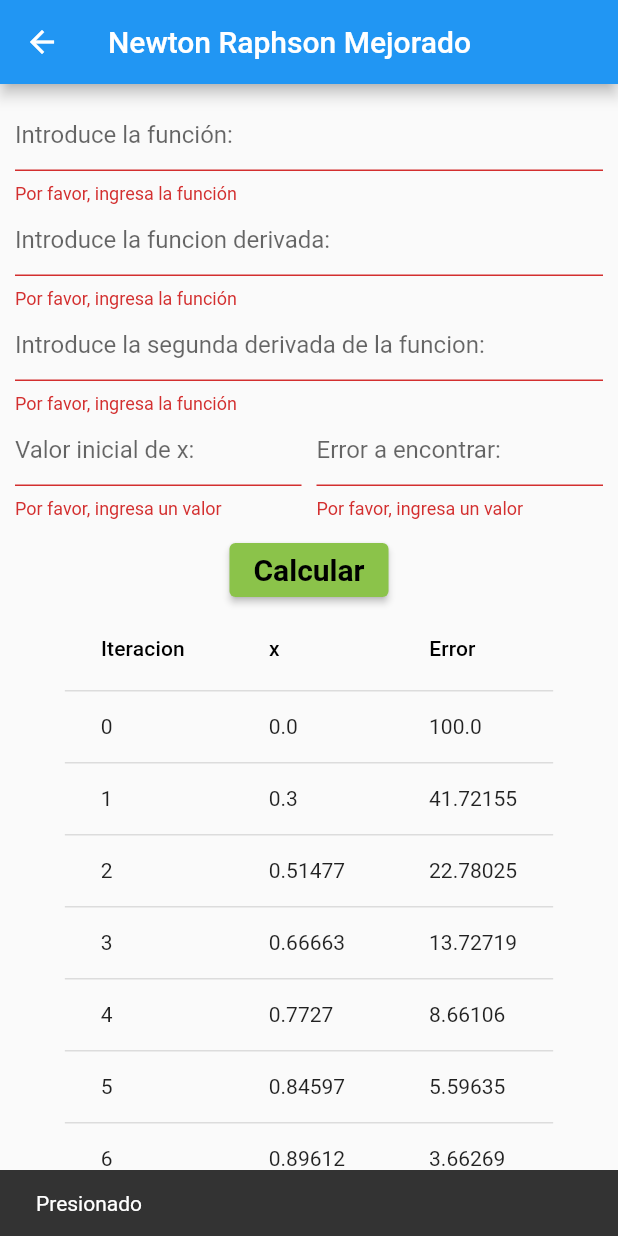
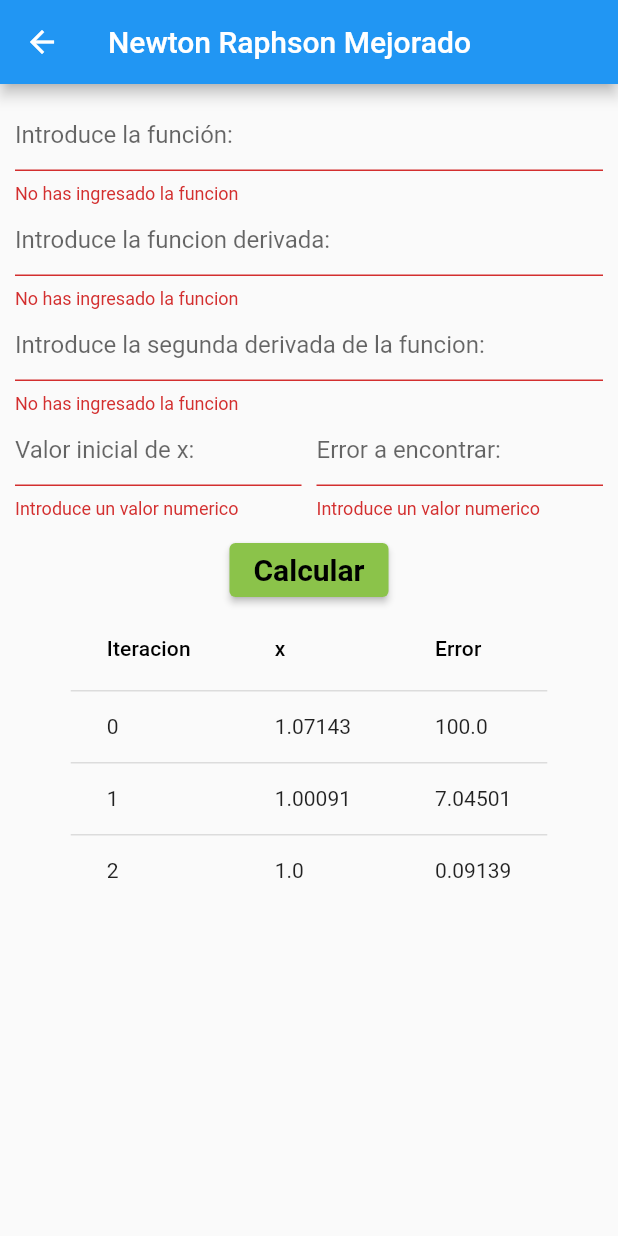
Before and after one commit to SPLSaul/metodos, a Flutter app: the NewtonRaphsonMejorado screen opened directly, after a tap on "Calcular", on a phone screen of 412 x 824 dp. Run offline on Flutter 3.47's test engine with Material 2 defaults, Android fonts, the phone set to English and light mode, and no system bars.

Commit message:
Agregado errores en mejorada, configurar correctamente normal, imagenes e ingresa de funciones para el proceso. Revisar GPT sugerencias

```diff
--- a/lib/main.dart
+++ b/lib/main.dart
@@ -120,18 +120,49 @@ class NewtonRaphsonNormal extends StatefulWidget {
 }
 
 class _NewtonRaphsonNormalState extends State<NewtonRaphsonNormal> {
+
   final formKey = new GlobalKey<FormState>();
   var funcion_Controller = new TextEditingController();
   var funcionDerivada_Controller = new TextEditingController();
   var xInicial_Controller = new TextEditingController();
   var errorEncontrar_Controller = new TextEditingController();
+
+  validate() {
+    if (formKey.currentState!.validate()) {
+
+      String funcion = funcion_Controller.text;
+      String funcionDerivada = funcionDerivada_Controller.text;
+      double xInicial = double.parse(xInicial_Controller.text);
+      double error = double.parse(errorEncontrar_Controller.text);
+      Datos datos = Datos(
+          funcion, funcionDerivada, xInicial, error);
+
+      funcion_Controller.text = "";
+      funcionDerivada_Controller.text = "";
+      xInicial_Controller.text = " ";
+      errorEncontrar_Controller.text = " ";
+
+    }
+  }
+  bool NotDoubleCheck(var N) {
+    final V = double.tryParse(N);
+
+    if (V == null) {
+      print("Not Double");
+      return true;
+    } else {
+      print("Double");
+      return false;
+    }
+  }
   @override
   Widget build(BuildContext context) {
     return Scaffold(
       appBar: AppBar(
         title: Text('Newton Raphson Normal'),
       ),
-      body: Padding(
+      body: SingleChildScrollView(
+        child: Padding(
           padding: EdgeInsets.symmetric(horizontal: 10.0),
           child: Column(
             mainAxisAlignment: MainAxisAlignment.start,
@@ -139,46 +170,54 @@ class _NewtonRaphsonNormalState extends State<NewtonRaphsonNormal> {
               SizedBox(
                   height:
                   10), // Espacio en blanco para separar del borde superior
-            TextField(
+              TextFormField(
                 decoration: InputDecoration(hintText: 'Introduce la función: '),
-              onChanged: (text) {},
+                controller: funcion_Controller,
+                keyboardType: TextInputType.text,
+                validator: (val) =>
+                val?.length == 0 ? 'No has ingresado la funcion' : null,
               ),
-            TextField(
+              TextFormField(
                 decoration:
-                  InputDecoration(hintText: 'Introduce la funcion derivada'),
-              onChanged: (text) {},
+                InputDecoration(hintText: 'Introduce la funcion derivada: '),
+                controller: funcionDerivada_Controller,
+                keyboardType: TextInputType.text,
+                validator: (val) =>
+                val!.length == 0 ? 'No has ingresado la función derivada' : null,
+
               ),
-            SizedBox(height: 10),
               Row(
                 children: [
                   Expanded(
-                  child: TextField(
+                    child: TextFormField(
                       decoration: InputDecoration(
                         hintText: 'Valor inicial de x:',
                       ),
-                    onChanged: (text) {},
+                      controller: xInicial_Controller,
+                      keyboardType: TextInputType.number,
+                      validator: (val) => NotDoubleCheck(val)
+                          ? 'Introduce un valor numerico'
+                          : null,
                     ),
                   ),
                   SizedBox(width: 10),
                   Expanded(
-                  child: TextField(
+                    child: TextFormField(
                       decoration: InputDecoration(
                         hintText: 'Error a encontrar:',
                       ),
-                    onChanged: (text) {},
+                      controller: errorEncontrar_Controller,
+                      keyboardType: TextInputType.number,
+                      validator: (val) => NotDoubleCheck(val)
+                          ? 'Introduce un valor numerico'
+                          : null,
                     ),
                   ),
                 ],
               ),
               SizedBox(height: 10),
               ElevatedButton(
-              onPressed: () {
-                ScaffoldMessenger.of(context).showSnackBar(
-                  SnackBar(
-                    content: Text('Presionado'),
-                  ),
-                );
-              },
+                onPressed: validate,
                 child: Text(
                   'Calcular',
                   style: TextStyle(
@@ -199,6 +238,7 @@ class _NewtonRaphsonNormalState extends State<NewtonRaphsonNormal> {
             ],
           ),
         ),
+      ),
     );
   }
 }
@@ -208,6 +248,18 @@ class NewtonRaphsonMejorado extends StatefulWidget {
   _NewtonRaphsonMejoradoState createState() => _NewtonRaphsonMejoradoState();
 }
 
+class Datos {
+  late String funcion,funcionDerivada,funcionSegundaDerivada;
+  late double xInicial,error;
+
+  Datos(this.funcion, this.funcionDerivada, this.xInicial, this.error);
+
+  Datos.withSegundaDerivada(
+      this.funcion, this.funcionDerivada, this.funcionSegundaDerivada, this.xInicial, this.error);
+}
+
+
+
 class _NewtonRaphsonMejoradoState extends State<NewtonRaphsonMejorado> {
   final formKey = new GlobalKey<FormState>();
   var funcion_Controller = new TextEditingController();
@@ -215,6 +267,35 @@ class _NewtonRaphsonMejoradoState extends State<NewtonRaphsonMejorado> {
   var funcionSegundaDerivada_Controller = new TextEditingController();
   var xInicial_Controller = new TextEditingController();
   var errorEncontrar_Controller = new TextEditingController();
+
+  validate() {
+    if (formKey.currentState!.validate()) {
+      String funcion = funcion_Controller.text;
+      String funcionDerivada = funcionDerivada_Controller.text;
+      String funcionSegundaDerivada = funcionSegundaDerivada_Controller.text;
+      double xInicial = double.parse(xInicial_Controller.text);
+      double error = double.parse(errorEncontrar_Controller.text);
+      Datos datos = Datos.withSegundaDerivada(
+          funcion, funcionDerivada, funcionSegundaDerivada, xInicial, error);
+
+      funcion_Controller.text = "";
+      funcionDerivada_Controller.text = "";
+      funcionSegundaDerivada_Controller.text = "";
+      xInicial_Controller.text = " ";
+      errorEncontrar_Controller.text = " ";
+    }
+  }
+  bool NotDoubleCheck(var N) {
+    final V = double.tryParse(N);
+
+    if (V == null) {
+      print("Not Double");
+      return true;
+    } else {
+      print("Double");
+      return false;
+    }
+  }
   @override
   Widget build(BuildContext context) {
     return Scaffold(
@@ -236,36 +317,24 @@ class _NewtonRaphsonMejoradoState extends State<NewtonRaphsonMejorado> {
                   decoration: InputDecoration(hintText: 'Introduce la función: '),
                   controller: funcion_Controller,
                   keyboardType: TextInputType.text,
-                  validator: (value) {
-                    if (value != null && value.isEmpty) {
-                      return 'Por favor, ingresa la función';
-                    }
-                    return null;
-                  },
+                  validator: (val) =>
+                  val?.length == 0 ? 'No has ingresado la funcion' : null,
                 ),
                 TextFormField(
                   decoration:
                   InputDecoration(hintText: 'Introduce la funcion derivada: '),
                   controller: funcionDerivada_Controller,
                   keyboardType: TextInputType.text,
-                  validator: (value) {
-                    if (value != null && value.isEmpty) {
-                      return 'Por favor, ingresa la función';
-                    }
-                    return null;
-                  },
+                  validator: (val) =>
+                  val?.length == 0 ? 'No has ingresado la funcion' : null,
                 ),
                 TextFormField(
                   decoration: InputDecoration(
                       hintText: 'Introduce la segunda derivada de la funcion: '),
                   controller: funcionSegundaDerivada_Controller,
                   keyboardType: TextInputType.text,
-                  validator: (value) {
-                    if (value != null && value.isEmpty) {
-                      return 'Por favor, ingresa la función';
-                    }
-                    return null;
-                  },
+                  validator: (val) =>
+                  val?.length == 0 ? 'No has ingresado la funcion' : null,
                 ),
                 Row(
                   children: [
@@ -276,12 +345,9 @@ class _NewtonRaphsonMejoradoState extends State<NewtonRaphsonMejorado> {
                         ),
                         controller: xInicial_Controller,
                         keyboardType: TextInputType.number,
-                        validator: (value) {
-                          if (value != null && value.isEmpty) {
-                            return 'Por favor, ingresa un valor';
-                          }
-                          return null;
-                        },
+                        validator: (val) => NotDoubleCheck(val)
+                            ? 'Introduce un valor numerico'
+                            : null,
                       ),
                     ),
                     SizedBox(width: 10),
@@ -292,25 +358,16 @@ class _NewtonRaphsonMejoradoState extends State<NewtonRaphsonMejorado> {
                         ),
                         controller: errorEncontrar_Controller,
                         keyboardType: TextInputType.number,
-                        validator: (value) {
-                          if (value != null && value.isEmpty) {
-                            return 'Por favor, ingresa un valor';
-                          }
-                          return null;
-                        },
+                        validator: (val) => NotDoubleCheck(val)
+                            ? 'Introduce un valor numerico'
+                            : null,
                       ),
                     ),
                   ],
                 ),
                 SizedBox(height: 10),
                 ElevatedButton(
-                  onPressed: () {
-                    ScaffoldMessenger.of(context).showSnackBar(
-                      SnackBar(
-                        content: Text('Presionado'),
-                      ),
-                    );
-                  },
+                  onPressed: validate,
                   child: Text(
                     'Calcular',
                     style: TextStyle(
@@ -326,7 +383,7 @@ class _NewtonRaphsonMejoradoState extends State<NewtonRaphsonMejorado> {
                     DataColumn(label: Text('x')),
                     DataColumn(label: Text('Error')),
                   ],
-                  rows: _rows,
+                  rows: _rowsMejorado,
                 ),
               ],
             ),
@@ -335,19 +392,6 @@ class _NewtonRaphsonMejoradoState extends State<NewtonRaphsonMejorado> {
   }
 }
 
-List<DataRow> _rows = createDataRowList(iteraciones, xitabla, errorestabla);
-
-List<DataRow> createDataRowList(
-    List<int> iteraciones, List<double> xitabla, List<double> errorestabla) {
-  return iteraciones.map((iteracion) {
-    int index = iteraciones.indexOf(iteracion);
-    return DataRow(cells: [
-      DataCell(Text(iteracion.toString())),
-      DataCell(Text(xitabla[index].toString())),
-      DataCell(Text(errorestabla[index].toString())),
-    ]);
-  }).toList();
-}
 
 class Ejemplo extends StatelessWidget {
   @override
@@ -371,6 +415,41 @@ List<dynamic> resultados = metodos.problema1([], [], []);
 List<double> errorestabla = resultados[0];
 List<int> iteraciones = resultados[1];
 List<double> xitabla = resultados[2];
+
+List<DataRow> _rows = createDataRowList(iteraciones, xitabla, errorestabla);
+
+List<DataRow> createDataRowList(
+    List<int> iteraciones, List<double> xitabla, List<double> errorestabla) {
+  return iteraciones.map((iteracion) {
+    int index = iteraciones.indexOf(iteracion);
+    return DataRow(cells: [
+      DataCell(Text(iteracion.toString())),
+      DataCell(Text(xitabla[index].toString())),
+      DataCell(Text(errorestabla[index].toString())),
+    ]);
+  }).toList();
+}
+
+//Filas para tabla de Newton Mejorado
+MetodoMejorado mejorado = new MetodoMejorado();
+List<dynamic> resultadosMejorado = mejorado.problema2([], [], [],0,1);
+List<double> errorestablaMejorado = resultadosMejorado[0];
+List<int> iteracionesMejorado = resultadosMejorado[1];
+List<double> xitablaMejorado = resultadosMejorado[2];
+
+List<DataRow> createDataRowListMejorado(
+    List<int> iteracionesMejorado, List<double> xitablaMejorado, List<double> errorestablaMejorado) {
+  return iteracionesMejorado.map((iteracion) {
+    int index = iteracionesMejorado.indexOf(iteracion);
+    return DataRow(cells: [
+      DataCell(Text(iteracion.toString())),
+      DataCell(Text(xitablaMejorado[index].toString())),
+      DataCell(Text(errorestablaMejorado[index].toString())),
+    ]);
+  }).toList();
+}
+List<DataRow> _rowsMejorado = createDataRowListMejorado(iteracionesMejorado, xitablaMejorado, errorestablaMejorado);
+
 
 class MetodosNewtonNormal {
   List<dynamic> problema1(
@@ -402,8 +481,8 @@ class MetodosNewtonNormal {
 }
 
 class MetodoMejorado {
-  List<dynamic> problema2(List<int> iteraciones, List<double> xitabla,
-      List<double> errorestabla, double xi, double error) {
+  List<dynamic> problema2(List<int> iteracionesMejorado, List<double> xitablaMejorado,
+      List<double> errorestablaMejorado, double xi, double error) {
     iteraciones.clear();
     xitabla.clear();
     errorestabla.clear();
@@ -416,12 +495,12 @@ class MetodoMejorado {
       xn = xi - ((fxi * dfxi) / ((pow(dfxi, 2)) - (fxi * ddfxi)));
       errorPorcentual = ((xn - xi) / xn).abs() * 100;
       xi = xn;
-      xitabla.add(xi);
-      errorestabla.add(errorPorcentual);
-      iteraciones.add(iteracionesX);
+      xitablaMejorado.add(double.parse(xi.toStringAsFixed(5)));
+      errorestablaMejorado.add(double.parse(errorPorcentual.toStringAsFixed(5)));// errorPorcentual
+      iteracionesMejorado.add(iteracionesX);
       iteracionesX++;
     } while (errorPorcentual > error || iteracionesX == 1);
-    return [errorestabla, iteraciones, xitabla];
+    return [errorestablaMejorado, iteracionesMejorado, xitablaMejorado];
   }
 }
 
```
Lines whose indentation alone changed are shown as unchanged.
